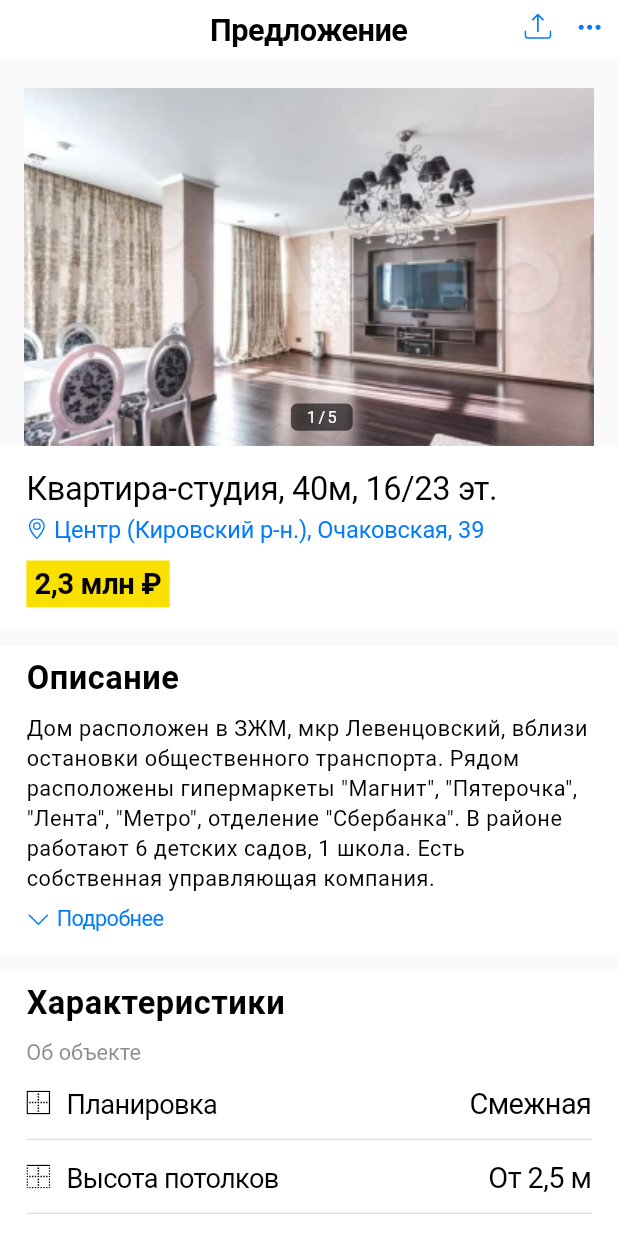
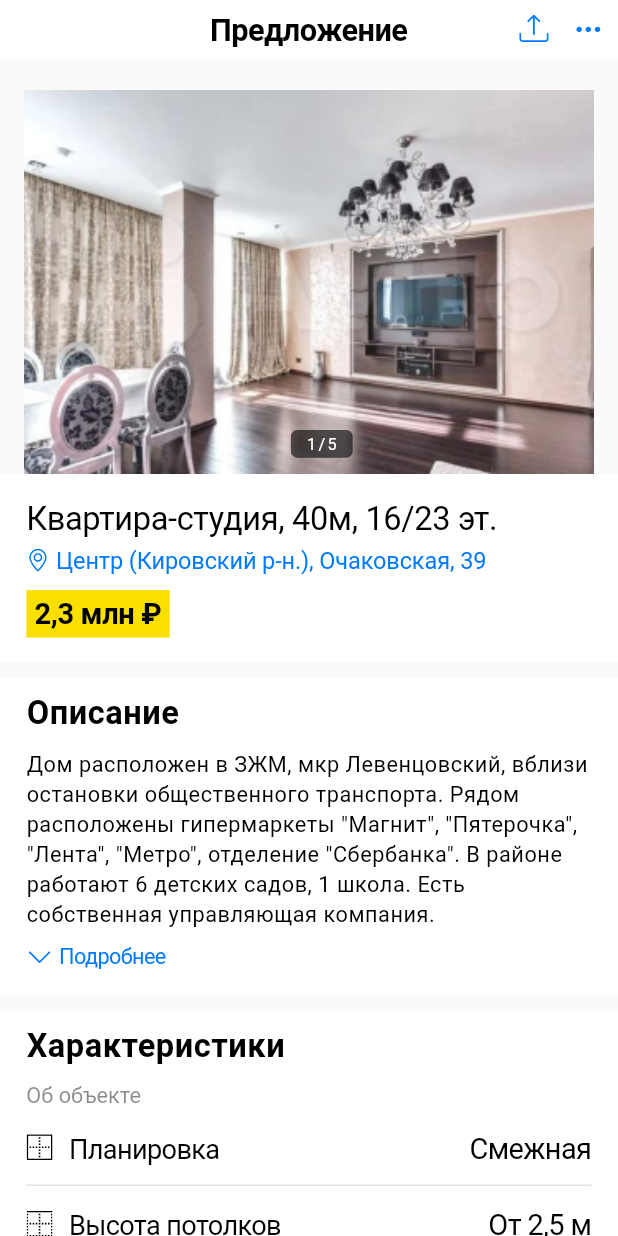
Before and after one commit to abezuglova/first_task_basic, a Flutter app: the screen it shows after launch, on a phone screen of 412 x 824 dp. Run offline on Flutter 3.47's test engine with Material 2 defaults, Android fonts, the light colour scheme and no system bars; our stand-ins replace flutter_screenutil, flutter_svg, google_fonts.

Commit message:
proportions fixed

```diff
--- a/lib/main.dart
+++ b/lib/main.dart
@@ -14,7 +14,7 @@ class MyApp extends StatelessWidget {
   @override
   Widget build(BuildContext context) {
     return ScreenUtilInit(
-      designSize: const Size(375, 812),
+      designSize: const Size(375, 757),
       builder: (context, child) {
         return MaterialApp(
           title: 'Flutter Demo',
@@ -92,7 +92,6 @@ class MyApp extends StatelessWidget {
                 fontWeight: FontWeight.normal,
                 fontSize: 13.sp,
                 color: Colors.black,
-                height: 18 / 13,
                 letterSpacing: -0.08,
               ),
               titleMedium: TextStyle(
--- a/lib/widgets/characteristic_row_widget.dart
+++ b/lib/widgets/characteristic_row_widget.dart
@@ -21,7 +21,11 @@ class CharacteristicRowWidget extends StatelessWidget {
       children: [
         Row(
           children: [
-            SvgPicture.asset(iconName),
+            SvgPicture.asset(
+              iconName,
+              width: 16.w,
+              height: 16.h,
+            ),
             SizedBox(width: 10.w),
             Text(
               characteristicName,
--- a/lib/widgets/custom_app_bar.dart
+++ b/lib/widgets/custom_app_bar.dart
@@ -28,12 +28,20 @@ class CustomAppBar extends StatelessWidget implements PreferredSizeWidget {
                 children: [
                   TextButton(
                     onPressed: () {},
-                    child: SvgPicture.asset(AppIcons.fileDownloadIcon),
+                    child: SvgPicture.asset(
+                      AppIcons.fileDownloadIcon,
+                      width: 18.w,
+                      height: 18.h,
+                    ),
                   ),
                   SizedBox(width: 15.w),
                   TextButton(
                     onPressed: () {},
-                    child: SvgPicture.asset(AppIcons.moreIcon),
+                    child: SvgPicture.asset(
+                      AppIcons.moreIcon,
+                      width: 18.w,
+                      height: 18.h,
+                    ),
                   ),
                 ],
               ),
--- a/lib/widgets/details_button_widget.dart
+++ b/lib/widgets/details_button_widget.dart
@@ -13,7 +13,11 @@ class DetailsButtonWidget extends StatelessWidget {
       child: Row(
         mainAxisSize: MainAxisSize.min,
         children: [
-          SvgPicture.asset(AppIcons.chevronDownIcon),
+          SvgPicture.asset(
+            AppIcons.chevronDownIcon,
+            width: 16.w,
+            height: 16.h,
+          ),
           SizedBox(width: 4.w),
           const Text(
             'Подробнее',
--- a/lib/widgets/link_widget.dart
+++ b/lib/widgets/link_widget.dart
@@ -20,11 +20,15 @@ class LinkWidget extends StatelessWidget {
             child: Row(
               mainAxisSize: MainAxisSize.min,
               children: [
-                const Image(image: AssetImage(AppImages.logo)),
+                Image(
+                  image: const AssetImage(AppImages.logo),
+                  width: 21.w,
+                  height: 22.h,
+                ),
                 SizedBox(width: 10.w),
                 Text(
                   'Смотреть на Avito',
-                  style: textTheme.bodyMedium,
+                  style: textTheme.bodyMedium!.copyWith(height: 0),
                 ),
               ],
             ),
--- a/lib/widgets/main_info_widget.dart
+++ b/lib/widgets/main_info_widget.dart
@@ -20,10 +20,14 @@ class MainInfoWidget extends StatelessWidget {
             'Квартира-студия, 40м, 16/23 эт.',
             style: textTheme.headlineSmall,
           ),
-          SizedBox(height: 2.h),
+          SizedBox(height: 5.h),
           Row(
             children: [
-              SvgPicture.asset(AppIcons.locationIcon),
+              SvgPicture.asset(
+                AppIcons.locationIcon,
+                width: 14.w,
+                height: 14.h,
+              ),
               SizedBox(width: 4.w),
               Text(
                 'Центр (Кировский р-н.), Очаковская, 39',
```
